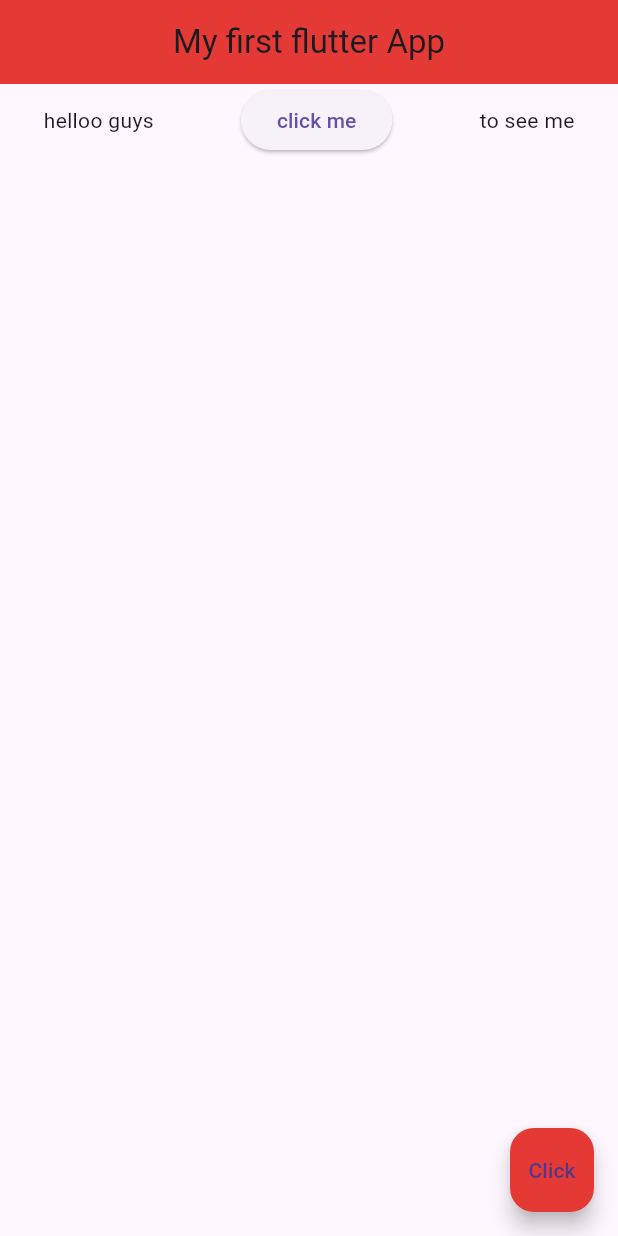
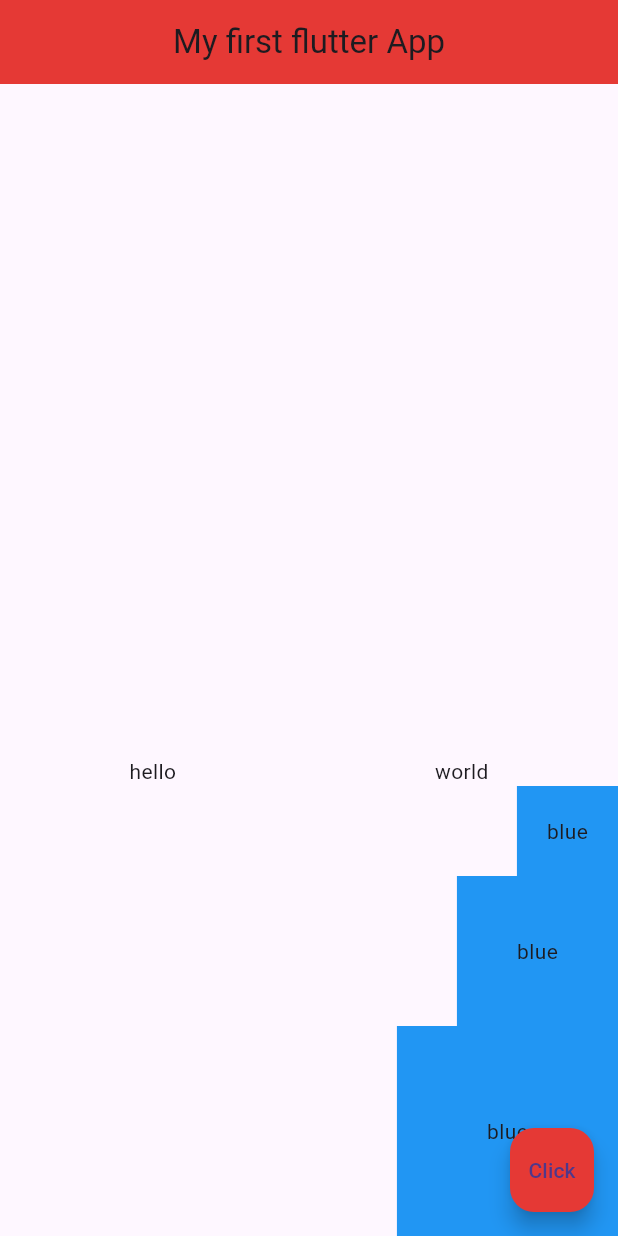
Before and after one commit to KATAMII/FlutterApp, a Flutter app: the screen it shows after launch, on a phone screen of 412 x 824 dp. Run offline on Flutter 3.47's test engine with Material 3 defaults, Android fonts, the phone set to English and light mode, and no system bars.

Commit message:
practice use of columns

```diff
--- a/lib/main.dart
+++ b/lib/main.dart
@@ -15,15 +15,32 @@ class Home extends StatelessWidget {
         centerTitle: true,
         backgroundColor: Colors.red[600],
       ),
-      body:Row(
-        mainAxisAlignment:MainAxisAlignment.spaceAround,
-        crossAxisAlignment: CrossAxisAlignment.center,
+      body:Column(
+        mainAxisAlignment: MainAxisAlignment.end,
+        crossAxisAlignment: CrossAxisAlignment.end,
         children: [
-          Text('helloo guys'),
-          ElevatedButton(
-              onPressed: (){},
-              child: Text('click me')),
-          Text('to see me'),
+          Row(
+            mainAxisAlignment: MainAxisAlignment.spaceAround,
+            children: [
+              Text('hello'),
+              Text('world'),
+            ],
+          ),
+          Container(
+            padding: EdgeInsets.all(20.0),
+            color: Colors.blue,
+            child:Text('blue'),
+          ),
+          Container(
+            padding: EdgeInsets.all(40.0),
+            color: Colors.blue,
+            child:Text('blue'),
+          ),
+          Container(
+            padding: EdgeInsets.all(60.0),
+            color: Colors.blue,
+            child:Text('blue'),
+          ),
         ],
       ),
       floatingActionButton: FloatingActionButton(
```
